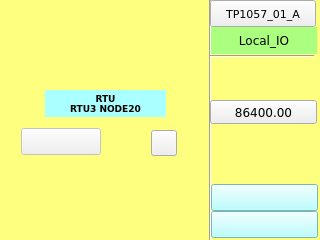
The window that TP1057_01_A/Octopus_Prey/page100.ui (MECTsrl/mect_apps) describes before a commit, drawn with Qt 5.
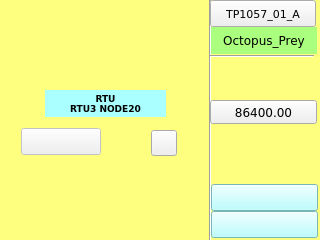
The same window after the commit. Custom widgets are drawn as their Qt base class.

Commit message: Octopus_Head and Prey review.

The edit to the form file:
```diff
--- a/TP1057_01_A/Octopus_Prey/page100.ui
+++ b/TP1057_01_A/Octopus_Prey/page100.ui
@@ -97,7 +97,7 @@
     <string notr="true">background-color: rgb(170, 255, 127);</string>
    </property>
    <property name="text">
-    <string>Local_IO</string>
+<string>Octopus_Prey</string>
    </property>
    <property name="alignment">
     <set>Qt::AlignCenter</set>
@@ -307,6 +307,7 @@
    <property name="font">
     <font>
      <pointsize>9</pointsize>
+  <family>DejaVu Sans</family>
     </font>
    </property>
    <property name="orientation">
```
Left out of the diff: 19 changed lines with no effect on the pictures. Lines whose indentation alone changed are shown as unchanged. The commit also changes 112 other files.
